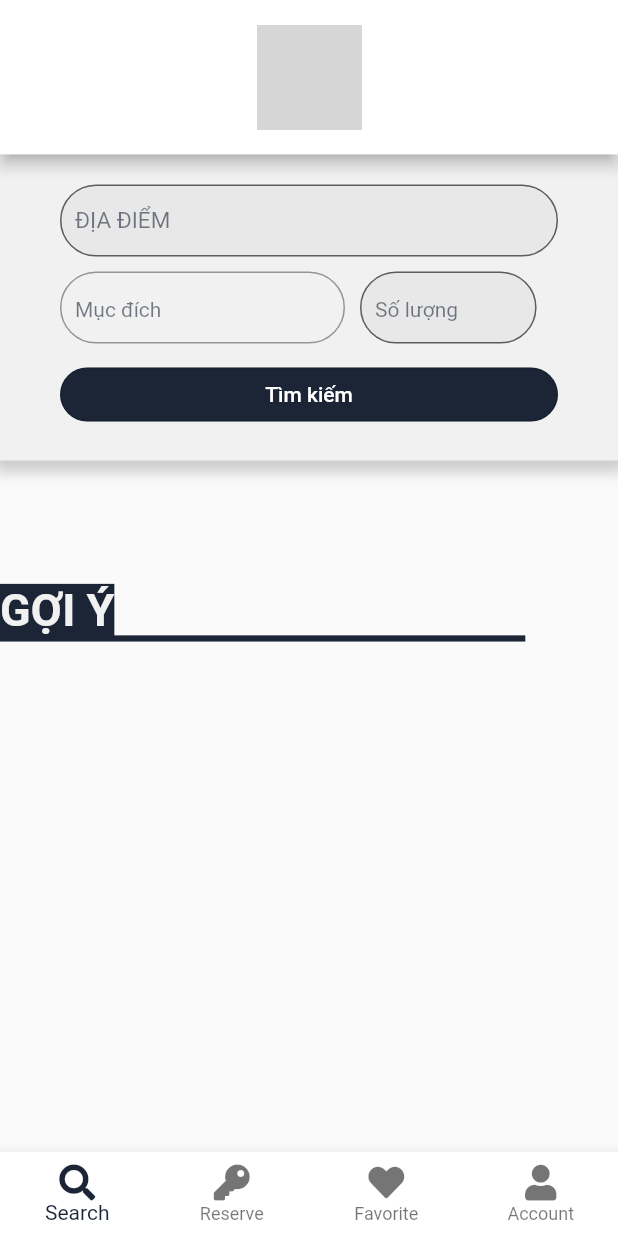
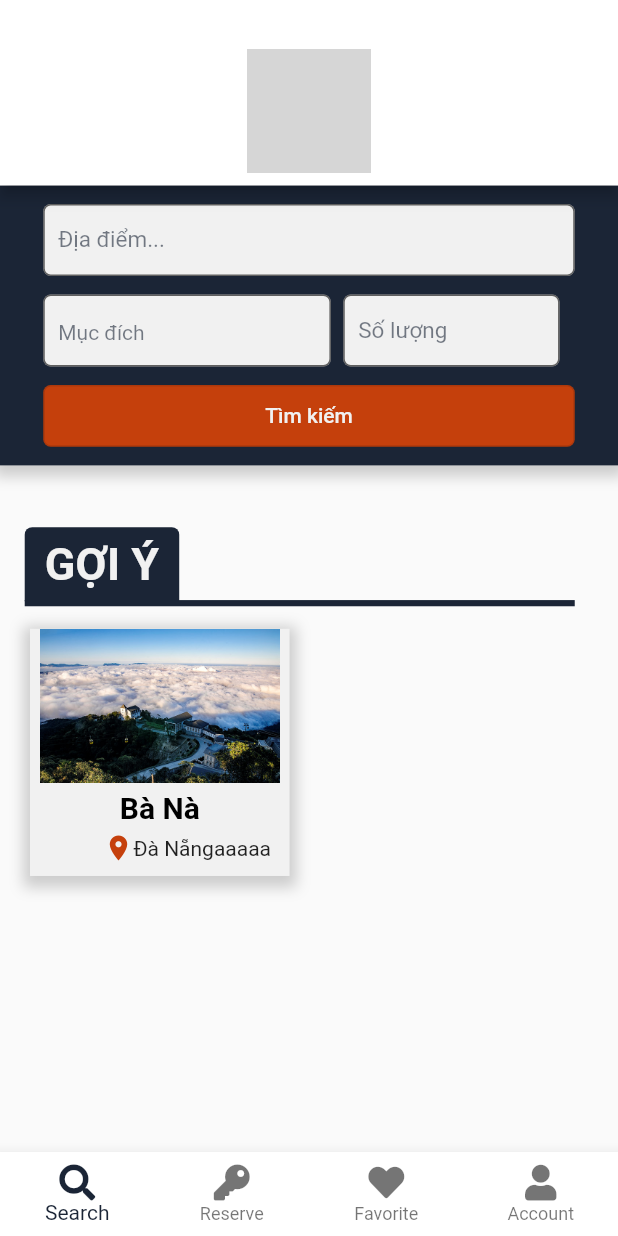
Before and after one commit to BaoKhanh99/Flutter-KaBow, a Flutter app: the screen it shows after launch, on a phone screen of 412 x 824 dp. Run offline on Flutter 3.47's test engine with Material 2 defaults, Android fonts, the phone set to English and light mode, and no system bars; our stand-ins replace community_material_icon, font_awesome_flutter; grey boxes are pictures that could not be loaded.

Commit message:
update goi y

```diff
--- a/lib/Colors/ProjectColor.dart
+++ b/lib/Colors/ProjectColor.dart
@@ -15,7 +15,7 @@ const MaterialColor PrimaryColor = const MaterialColor(
     900: const Color(0xff1b2536),
   },
 );
-const MaterialColor BackgroundPrimaryColor = const MaterialColor(
+const MaterialColor BackgroundColor = const MaterialColor(
   0xffF1F1F1,
   const <int, Color>{
     50: const Color(0xffF1F1F1),
@@ -30,18 +30,18 @@ const MaterialColor BackgroundPrimaryColor = const MaterialColor(
     900: const Color(0xffF1F1F1),
   },
 );
-const MaterialColor BackgroundPrimaryColor2 = const MaterialColor(
-  0xff73F0FF,
+const MaterialColor PrimaryColor2 = const MaterialColor(
+  0xffc5400c,
   const <int, Color>{
-    50: const Color(0xff73F0FF),
-    100: const Color(0xff73F0FF),
-    200: const Color(0xff73F0FF),
-    300: const Color(0xff73F0FF),
-    400: const Color(0xff73F0FF),
-    500: const Color(0xff73F0FF),
-    600: const Color(0xff73F0FF),
-    700: const Color(0xff73F0FF),
-    800: const Color(0xff73F0FF),
-    900: const Color(0xff73F0FF),
+    50: const Color(0xffc5400c),
+    100: const Color(0xffc5400c),
+    200: const Color(0xffc5400c),
+    300: const Color(0xffc5400c),
+    400: const Color(0xffc5400c),
+    500: const Color(0xffc5400c),
+    600: const Color(0xffc5400c),
+    700: const Color(0xffc5400c),
+    800: const Color(0xffc5400c),
+    900: const Color(0xffc5400c),
   },
 );
--- a/lib/Search_Page/Recommended.dart
+++ b/lib/Search_Page/Recommended.dart
@@ -1,4 +1,7 @@
+
+import 'package:flutter/cupertino.dart';
 import 'package:flutter/material.dart';
+import 'package:font_awesome_flutter/font_awesome_flutter.dart';
 import 'package:kabow/Colors/ProjectColor.dart';
 
 class Recommended extends StatefulWidget {
@@ -10,36 +13,120 @@ class _RecommendedState extends State<Recommended> {
   @override
   Widget build(BuildContext context) {
     Size size = MediaQuery.of(context).size;
-    return Container(
-
-      child: Column(
+    return Column(
+      mainAxisAlignment: MainAxisAlignment.start,
+      crossAxisAlignment: CrossAxisAlignment.start,
       children: [
         Container(
-            alignment: Alignment.topLeft,
-            child:
-            Text("GỢI Ý", style:
-            TextStyle(
+          alignment: Alignment.centerLeft,
+          height: size.height * 0.06,
+          width: size.width * 0.25,
+          decoration: BoxDecoration(
+              color: PrimaryColor,
+              borderRadius: BorderRadius.only(
+                  topLeft: Radius.circular(5), topRight: Radius.circular(5))),
+          margin: EdgeInsets.only(left: size.width * 0.04),
+          child: Container(
+            alignment: Alignment.center,
+            child: Text(
+              "GỢI Ý",
+              style: TextStyle(
                 fontSize: 30,
                 fontWeight: FontWeight.bold,
                 backgroundColor: PrimaryColor,
-              color: BackgroundPrimaryColor,
+                color: BackgroundColor,
               ),
             ),
+          ),
+        ),
+        Container(
+          //color: Colors.red,
+          margin: EdgeInsets.only(left: size.width * 0.04),
+          alignment: Alignment.centerRight,
+          child: Divider(
+            height: size.height * 0.004,
+            endIndent: size.width * 0.07,
+            thickness: size.width * 0.01,
+            color: PrimaryColor,
+          ),
+        ),
+        Wrap(
+          //alignment: WrapAlignment.start,
+          children: [
+            Container(
+              decoration: BoxDecoration(
+                color: BackgroundColor,
+                boxShadow: [
+                  BoxShadow(
+                    color: Colors.grey.withOpacity(0.5),
+                    spreadRadius: 5,
+                    blurRadius: 7,
+                    offset: Offset(0,3)
+                  )
+                ]
+              ),
+              margin: EdgeInsets.only(top: 15, left: 20),
+              height: size.height*0.2,
+              width: size.width*0.42,
+              child:
+                Column(
+                  children: [
+                    Container(
+                      alignment: Alignment.center,
+                      child:
+                        Image.asset('assets/Images/location/bana.jpg', height: size.height*0.12457,),
+                    ),
+                    Container(
+                      alignment: Alignment.center,
+                      //margin: EdgeInsets.only(top: size.height*0.02),
+                      child:
 
+                        Column(
+                          children: [
+                            Container(
+                              //color: PrimaryColor2,
+                              width: size.width,
+                              alignment: Alignment.center,
+                              margin: EdgeInsets.only(top: size.height*0.006, bottom: size.height*0.007),
+                              child: Text("Bà Nà",
+                                style: TextStyle(
+                                    color: Colors.black,
+                                  fontSize: 20,
+                                  fontWeight: FontWeight.bold
                                 ),
-
+                              ),
+                            ),
                             Container(
-            alignment: Alignment.topLeft,
-            child: Divider(
-              height: size.height*0.004,
-              endIndent: size.width*0.15,
-              thickness: size.width*0.01,
-              color: PrimaryColor,
+                              alignment: Alignment.bottomRight,
+                              //color: Colors.red,
+                            //width: ,
+                              padding: EdgeInsets.only(right: size.width*0.03),
+                                child:
+                                Row(
+                                  mainAxisAlignment: MainAxisAlignment.end,
+                                  children: [
+                                    Icon(Icons.location_on ,size: 20, color: PrimaryColor2,),
+                                    Text("Đà Nẵngaaaaa",
+                                      style: TextStyle(
+                                        fontSize: 14
+                                      //color: BackgroundColor
                                     ),
                                     )
                                   ],
+                                )
+                            )
+                          ],
+                        )
 
                     )
+                  ],
+                ),
+            ),
+          ],
+        ),
+      ],
+
+
     );
   }
 }
--- a/lib/Search_Page/Searching_Page.dart
+++ b/lib/Search_Page/Searching_Page.dart
@@ -8,7 +8,7 @@ class Searching_Page extends StatelessWidget {
     Size size = MediaQuery.of(context).size;
     return Scaffold(
       appBar: PreferredSize(
-        preferredSize: Size.fromHeight(size.width*0.25),
+        preferredSize: Size.fromHeight(size.width*0.3),
         child: AppBar(
             automaticallyImplyLeading: false, // hides leading widget
             flexibleSpace: Column(
@@ -16,7 +16,9 @@ class Searching_Page extends StatelessWidget {
               crossAxisAlignment: CrossAxisAlignment.center,
               children: [
                 Container(
-                  child: Image.asset('assets/logo.png',height: 70,),
+
+                  margin: EdgeInsets.only(top: size.height*0.03),
+                  child: Image.asset('assets/logo.png',height: size.height*0.1),
                 ),
               ],
             ) ,
@@ -35,7 +37,7 @@ class Searching_Page extends StatelessWidget {
                   child: Searching_form(),
                 ),
                 Container(
-                  margin: EdgeInsets.only(top: size.height*0.1),
+                  margin: EdgeInsets.only(top: size.height*0.05),
                   alignment: Alignment.topLeft,
                   child: Recommended(),
                 )
--- a/lib/Search_Page/Searching_form.dart
+++ b/lib/Search_Page/Searching_form.dart
@@ -1,6 +1,7 @@
 import 'package:flutter/cupertino.dart';
 import 'package:flutter/material.dart';
 import 'package:kabow/Colors/ProjectColor.dart';
+
 class Searching_form extends StatefulWidget {
   @override
   _SearchingState createState() => _SearchingState();
@@ -14,7 +15,7 @@ class _SearchingState extends State<Searching_form> {
         width: size.width,
         alignment: Alignment.center,
         decoration: BoxDecoration(
-            color: BackgroundPrimaryColor.withOpacity(1),
+          color: PrimaryColor.withOpacity(1),
           boxShadow: [
             BoxShadow(
               color: Colors.grey.withOpacity(0.5),
@@ -24,77 +25,75 @@ class _SearchingState extends State<Searching_form> {
             ),
           ],
         ),
-
-        child:
-          Padding(
-            padding: const EdgeInsets.symmetric(horizontal: 40, vertical: 20),
+        child: Padding(
+          padding: EdgeInsets.symmetric(
+              horizontal: size.width * 0.07, vertical: size.height * 0.015),
           child: Column(
-
             children: [
-
               TextFormField(
                 decoration: InputDecoration(
                     border: OutlineInputBorder(
-                          borderSide: BorderSide(color: PrimaryColor),
-                          borderRadius: BorderRadius.circular(50)
-
+                        borderRadius: BorderRadius.circular(5),
+                        borderSide: BorderSide(
+                          color: PrimaryColor,
+                        )
                     ),
-                      hintText: "ĐỊA ĐIỂM",
-                        contentPadding: EdgeInsets.symmetric(horizontal: 10,vertical: 8),
-                      hintStyle: TextStyle( color: PrimaryColor.withOpacity(0.6)),
+                    hintText: "Địa điểm...",
+                    contentPadding:
+                        EdgeInsets.symmetric(horizontal: 10, vertical: 0),
+                    hintStyle: TextStyle(color: PrimaryColor.withOpacity(0.6)),
                     filled: true,
-                  //fillColor: Colors.red
-                  ),
+                    fillColor: BackgroundColor),
                 style: TextStyle(fontSize: 15),
               ),
               Row(
                 children: [
                   Container(
-                      padding: EdgeInsets.only(left: 0, top: 10, right: 10, bottom: 10),
+                    padding: EdgeInsets.only(
+                        left: 0,
+                        top: size.width * 0.03,
+                        right: size.width * 0.02,
+                        bottom: size.width * 0.03),
                     width: 200,
                     child: Column(
                       children: [
                         TextFormField(
                           decoration: InputDecoration(
-
                               border: OutlineInputBorder(
-                                  borderSide: BorderSide(color: PrimaryColor),
-                                borderRadius: BorderRadius.circular(50)
+                                  borderSide:
+                                      BorderSide(color: PrimaryColor),
+                                  borderRadius: BorderRadius.circular(5)),
+                              hintText: "Mục đích",
+                              contentPadding: EdgeInsets.symmetric(
+                                  horizontal: 10, vertical: 8),
+                              hintStyle: TextStyle(
+                                  color: PrimaryColor.withOpacity(0.6),
+                                  fontSize: 14),
+                              filled: true,
+                              fillColor: BackgroundColor),
+                          style: TextStyle(fontSize: 18),
                         ),
-                              hintText: "Mục đích",
-                              contentPadding: EdgeInsets.symmetric(horizontal: 10,vertical: 8),
-                              hintStyle: TextStyle( color: PrimaryColor.withOpacity(0.6), fontSize: 14),
-                              filled: false,
-                              //fillColor: Colors.red
-                            ),
-                            style: TextStyle(
-                                fontSize: 18
-                            ),
-                          ),
-
-
                       ],
                     ),
                   ),
                   Container(
-                      width: size.width/3.5,
+                    width: size.width * 0.35,
                     child: Column(
                       children: [
                         TextFormField(
                           decoration: InputDecoration(
                               border: OutlineInputBorder(
                                   borderSide: BorderSide(color: PrimaryColor),
-                                  borderRadius: BorderRadius.circular(50)
-                              ),
+                                  borderRadius: BorderRadius.circular(5)),
                               hintText: "Số lượng",
-                              contentPadding: EdgeInsets.symmetric(horizontal: 10,vertical: 8),
-                              hintStyle: TextStyle( color: PrimaryColor.withOpacity(0.6),fontSize: 14),
+                              contentPadding: EdgeInsets.symmetric(
+                                  horizontal: 10, vertical: 0),
+                              hintStyle: TextStyle(
+                                  color: PrimaryColor.withOpacity(0.6),
+                                  fontSize: 15),
                               filled: true,
-                              //fillColor: Colors.red
-                            ),
-                            style: TextStyle(
-                                fontSize: 18
-                            ),
+                              fillColor: BackgroundColor),
+                          style: TextStyle(fontSize: 15),
                         ),
                       ],
                     ),
@@ -103,23 +102,23 @@ class _SearchingState extends State<Searching_form> {
               ),
               Container(
                 width: size.width,
+                height: size.height * 0.05,
                 child: OutlinedButton(
-
                     style: OutlinedButton.styleFrom(
-                        backgroundColor: PrimaryColor ,
-                          shape: const RoundedRectangleBorder(borderRadius: BorderRadius.all(Radius.circular(50)))
-                      ),
-                      onPressed: (){},
-                      child: Text("Tìm kiếm", style: TextStyle(
-                        color: Colors.white
-                      ),)
-                  ),
+                        backgroundColor: PrimaryColor2,
+                        shape: const RoundedRectangleBorder(
+                            borderRadius:
+                                BorderRadius.all(Radius.circular(5)))),
+                    onPressed: () {
+                      print("hello");
+                    },
+                    child: Text(
+                      "Tìm kiếm",
+                      style: TextStyle(color: BackgroundColor),
+                    )),
               )
-
             ],
           ),
-          )
-      );
-
+        ));
   }
 }
--- a/pubspec.yaml
+++ b/pubspec.yaml
@@ -61,6 +61,7 @@ flutter:
 
   assets:
     - assets/logo.png
+    - assets/Images/location/bana.jpg
   # To add assets to your application, add an assets section, like this:
   # assets:
   #   - images/a_dot_burr.jpeg
```
Also changed, not shown: assets/Images/location/bana.jpg (added). Lines whose indentation alone changed are shown as unchanged.
